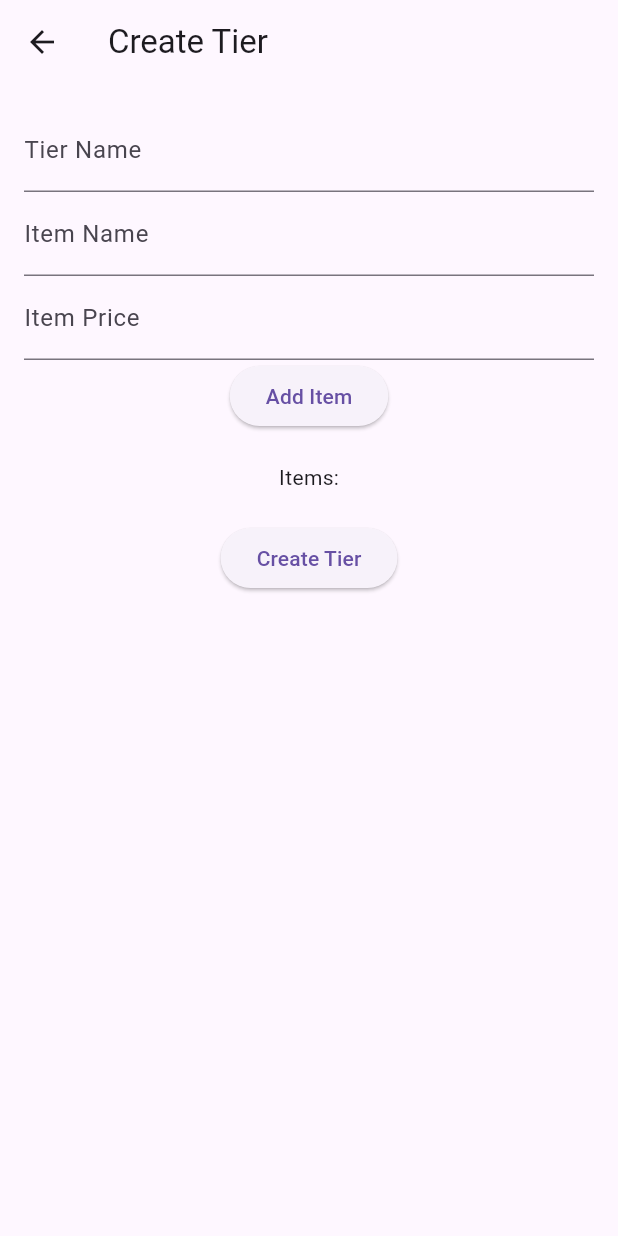
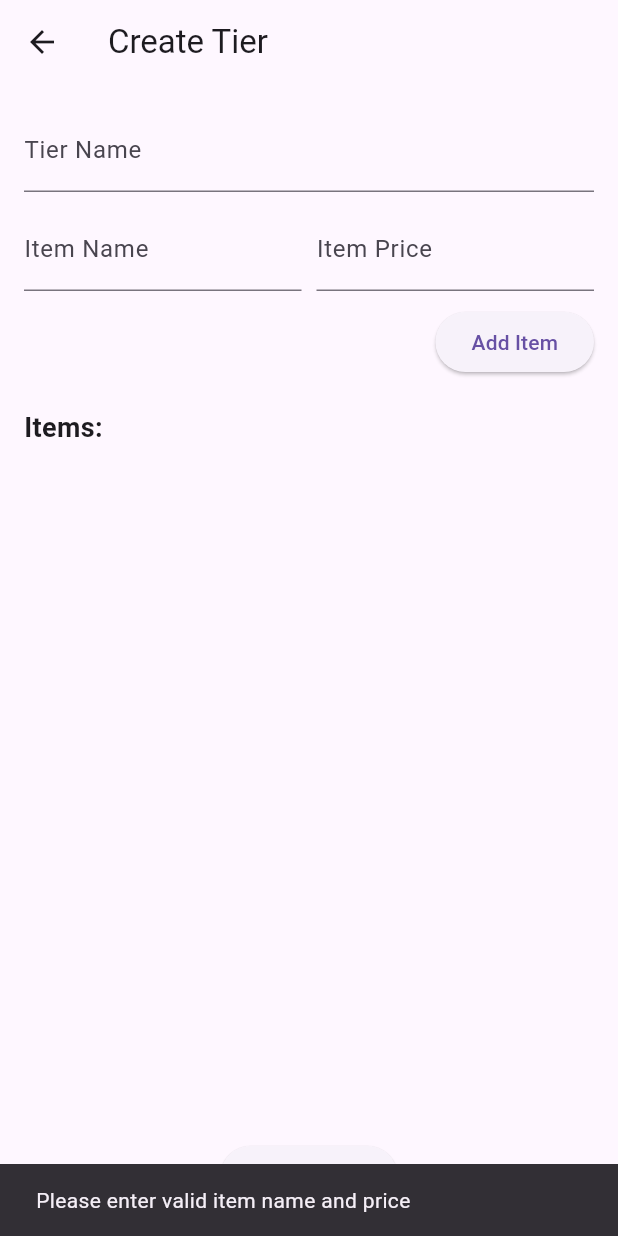
Before and after one commit to git-kirants/costcater-rebuild, a Flutter app: the CreateTierPage screen opened directly, after a tap on "Add Item", on a phone screen of 412 x 824 dp. Run offline on Flutter 3.47's test engine with Material 3 defaults, Android fonts, the phone set to English and light mode, and no system bars; our stand-ins replace cloud_firestore, firebase_auth, firebase_core, open_file, pdf; accounts and stored records are empty.

Commit message:
fixed createtierpae

```diff
--- a/lib/pages/create_tier_page.dart
+++ b/lib/pages/create_tier_page.dart
@@ -11,31 +11,44 @@ class _CreateTierPageState extends State<CreateTierPage> {
   final TextEditingController _tierController = TextEditingController();
   final TextEditingController _itemController = TextEditingController();
   final TextEditingController _priceController = TextEditingController();
-  List<Map<String, String>> _items = [];
+  List<Map<String, dynamic>> _items = [];
 
   void _addItem() {
-    if (_itemController.text.isNotEmpty && _priceController.text.isNotEmpty) {
+    final itemName = _itemController.text.trim();
+    final itemPriceText = _priceController.text.trim();
+    final itemPrice = double.tryParse(itemPriceText);
+
+    if (itemName.isEmpty || itemPrice == null) {
+      ScaffoldMessenger.of(context).showSnackBar(
+        const SnackBar(content: Text('Please enter valid item name and price')),
+      );
+      return;
+    }
+
     setState(() {
-        _items.add({
-          'name': _itemController.text,
-          'price': _priceController.text,
-        });
+      _items.add({'name': itemName, 'price': itemPrice});
       _itemController.clear();
       _priceController.clear();
     });
   }
+
+  void _removeItem(int index) {
+    setState(() {
+      _items.removeAt(index);
+    });
   }
 
   void _createTier() {
-    if (_tierController.text.isNotEmpty && _items.isNotEmpty) {
+    if (_tierController.text.trim().isNotEmpty && _items.isNotEmpty) {
       Navigator.pop(context, {
-        'tier': _tierController.text,
+        'tier': _tierController.text.trim(),
         'items': _items,
       });
     } else {
       ScaffoldMessenger.of(context).showSnackBar(
         const SnackBar(
-            content: Text('Please provide a tier name and at least one item')),
+          content: Text('Please provide a tier name and add at least one item'),
+        ),
       );
     }
   }
@@ -43,41 +56,86 @@ class _CreateTierPageState extends State<CreateTierPage> {
   @override
   Widget build(BuildContext context) {
     return Scaffold(
-      appBar: AppBar(title: const Text('Create Tier')),
+      appBar: AppBar(
+        title: const Text('Create Tier'),
+      ),
       body: Padding(
         padding: const EdgeInsets.all(16.0),
         child: Column(
+          crossAxisAlignment: CrossAxisAlignment.start,
           children: [
             TextField(
               controller: _tierController,
               decoration: const InputDecoration(labelText: 'Tier Name'),
             ),
-            TextField(
+            const SizedBox(height: 10),
+            Row(
+              children: [
+                Expanded(
+                  child: TextField(
                     controller: _itemController,
                     decoration: const InputDecoration(labelText: 'Item Name'),
                   ),
-            TextField(
+                ),
+                const SizedBox(width: 10),
+                Expanded(
+                  child: TextField(
                     controller: _priceController,
+                    keyboardType: TextInputType.number,
                     decoration: const InputDecoration(labelText: 'Item Price'),
-              keyboardType: TextInputType.number,
                   ),
-            ElevatedButton(
+                ),
+              ],
+            ),
+            const SizedBox(height: 10),
+            Align(
+              alignment: Alignment.centerRight,
+              child: ElevatedButton(
                 onPressed: _addItem,
                 child: const Text('Add Item'),
               ),
+            ),
             const SizedBox(height: 20),
-            Text('Items:'),
-            ..._items.map((item) {
-              return Text('${item['name']} - \$${item['price']}');
-            }).toList(),
-            const SizedBox(height: 20),
-            ElevatedButton(
+            const Text(
+              'Items:',
+              style: TextStyle(fontSize: 18, fontWeight: FontWeight.bold),
+            ),
+            const SizedBox(height: 10),
+            Expanded(
+              child: ListView.builder(
+                itemCount: _items.length,
+                itemBuilder: (context, index) {
+                  final item = _items[index];
+                  return ListTile(
+                    title: Text(item['name']),
+                    subtitle: Text('\$${item['price'].toStringAsFixed(2)}'),
+                    trailing: IconButton(
+                      icon: const Icon(Icons.delete, color: Colors.red),
+                      onPressed: () => _removeItem(index),
+                    ),
+                  );
+                },
+              ),
+            ),
+            const SizedBox(height: 10),
+            Align(
+              alignment: Alignment.center,
+              child: ElevatedButton(
                 onPressed: _createTier,
                 child: const Text('Create Tier'),
+              ),
             ),
           ],
         ),
       ),
     );
   }
+
+  @override
+  void dispose() {
+    _tierController.dispose();
+    _itemController.dispose();
+    _priceController.dispose();
+    super.dispose();
   }
+}
--- a/pubspec.yaml
+++ b/pubspec.yaml
@@ -34,12 +34,14 @@ dependencies:
   firebase_auth: ^5.3.4
   firebase_storage: ^12.3.7  # Use a version that supports firebase_core ^2.16.0
   cloud_firestore: ^5.5.1
-
+  pdf: ^3.10.1 # For PDF generation
+  open_file: ^3.2.1 # For opening the generated PDF file
 
 
   # The following adds the Cupertino Icons font to your application.
   # Use with the CupertinoIcons class for iOS style icons.
   cupertino_icons: ^1.0.8
+  firebase_app_check: ^0.3.1+7
 
 dev_dependencies:
   flutter_test:
```
Also changed, not shown: lib/pages/generate_invoice.dart (+83 -3 lines), lib/pages/homepage.dart (+31 -7 lines), pubspec.lock, 3 other files. Lines whose indentation alone changed are shown as unchanged.
